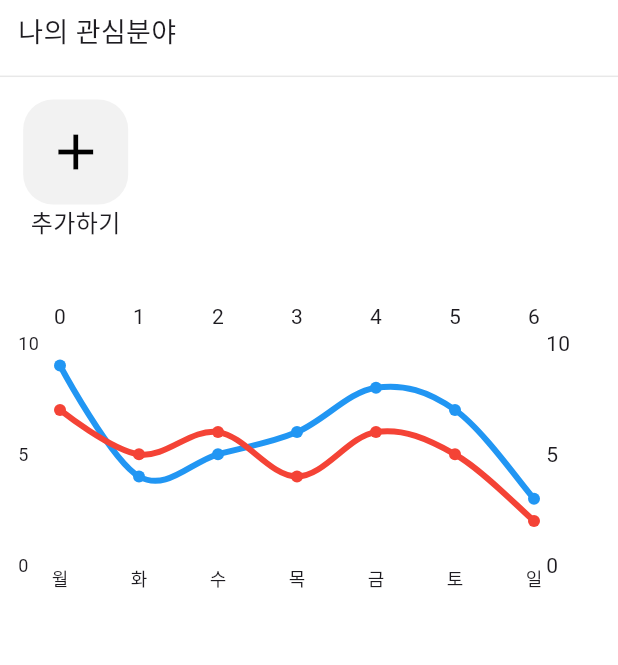
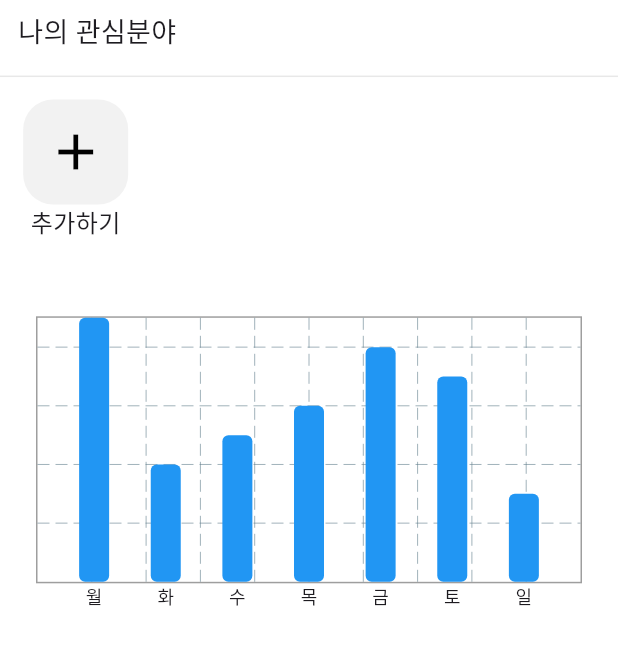
Before and after one commit to tteeyongPing/Frontend, a Flutter app: the HomePage screen opened directly with empty values, after a tap on "추가하기", on a phone screen of 412 x 824 dp, the part 371-1036 px from its top. Run offline on Flutter 3.47's test engine with Material 3 defaults, Android fonts, the phone set to English and light mode, and no system bars; drawn by our look-alikes of fl_chart; our stand-ins replace flutter_local_notifications, flutter_vector_icons, logger, permission_handler, share_plus, shared_preferences and 3 more; missing offline and left inert: kakao_flutter_sdk, scroll_datetime_picker; accounts and stored records are empty; network calls fail; Roboto replaces fonts that are missing (Pretendard).

Commit message:
[fix] HomePage Graph Design

```diff
--- a/newsee/lib/main.dart
+++ b/newsee/lib/main.dart
@@ -86,6 +86,7 @@ class MyApp extends StatelessWidget {
             Color.fromARGB(255, 13, 20, 45)), // Custom MaterialColor
         scaffoldBackgroundColor: Colors.white, // 모든 페이지의 배경색을 하얀색으로 설정
         fontFamily: 'Pretendard', // 전체 폰트 Pretendard로 설정
+        dialogBackgroundColor: Colors.white,
       ),
       home: LoginPage(),
     );
--- a/newsee/lib/presentation/pages/homePage/homePage.dart
+++ b/newsee/lib/presentation/pages/homePage/homePage.dart
@@ -360,49 +360,96 @@ class _HomePageState extends State<HomePage> {
                         const SizedBox(height: 20),
                         // 뉴스 소비량 그래프
                         Padding(
-                          padding: const EdgeInsets.all(12),
+                          padding: const EdgeInsets.all(24),
                           child: SizedBox(
                             height: 200,
-                            child: LineChart(
-                              LineChartData(
-                                lineBarsData: [
+                            child: BarChart(
+                              BarChartData(
+                                barGroups: [
                                   // 이번 주 데이터
-                                  LineChartBarData(
-                                    spots: [
-                                      FlSpot(0, 9),
-                                      FlSpot(1, 4),
-                                      FlSpot(2, 5),
-                                      FlSpot(3, 6),
-                                      FlSpot(4, 8),
-                                      FlSpot(5, 7),
-                                      FlSpot(6, 3),
+                                  BarChartGroupData(
+                                    x: 0,
+                                    barRods: [
+                                      BarChartRodData(
+                                        toY: 9,
+                                        color: Colors.blue,
+                                        width: 20,
+                                        borderRadius: BorderRadius.circular(4),
+                                      ),
                                     ],
-                                    isCurved: true,
-                                    color: Colors.blue,
-                                    barWidth: 4,
-                                    belowBarData: BarAreaData(show: false),
                                   ),
-                                  // 저번 주 데이터
-                                  LineChartBarData(
-                                    spots: [
-                                      FlSpot(0, 7),
-                                      FlSpot(1, 5),
-                                      FlSpot(2, 6),
-                                      FlSpot(3, 4),
-                                      FlSpot(4, 6),
-                                      FlSpot(5, 5),
-                                      FlSpot(6, 2),
+                                  BarChartGroupData(
+                                    x: 1,
+                                    barRods: [
+                                      BarChartRodData(
+                                        toY: 4,
+                                        color: Colors.blue,
+                                        width: 20,
+                                        borderRadius: BorderRadius.circular(4),
+                                      ),
                                     ],
-                                    isCurved: true,
-                                    color: Colors.red,
-                                    barWidth: 4,
-                                    belowBarData: BarAreaData(show: false),
+                                  ),
+                                  BarChartGroupData(
+                                    x: 2,
+                                    barRods: [
+                                      BarChartRodData(
+                                        toY: 5,
+                                        color: Colors.blue,
+                                        width: 20,
+                                        borderRadius: BorderRadius.circular(4),
+                                      ),
+                                    ],
+                                  ),
+                                  BarChartGroupData(
+                                    x: 3,
+                                    barRods: [
+                                      BarChartRodData(
+                                        toY: 6,
+                                        color: Colors.blue,
+                                        width: 20,
+                                        borderRadius: BorderRadius.circular(4),
+                                      ),
+                                    ],
+                                  ),
+                                  BarChartGroupData(
+                                    x: 4,
+                                    barRods: [
+                                      BarChartRodData(
+                                        toY: 8,
+                                        color: Colors.blue,
+                                        width: 20,
+                                        borderRadius: BorderRadius.circular(4),
+                                      ),
+                                    ],
+                                  ),
+                                  BarChartGroupData(
+                                    x: 5,
+                                    barRods: [
+                                      BarChartRodData(
+                                        toY: 7,
+                                        color: Colors.blue,
+                                        width: 20,
+                                        borderRadius: BorderRadius.circular(4),
+                                      ),
+                                    ],
+                                  ),
+                                  BarChartGroupData(
+                                    x: 6,
+                                    barRods: [
+                                      BarChartRodData(
+                                        toY: 3,
+                                        color: Colors.blue,
+                                        width: 20,
+                                        borderRadius: BorderRadius.circular(4),
+                                      ),
+                                    ],
                                   ),
                                 ],
                                 titlesData: FlTitlesData(
                                   bottomTitles: AxisTitles(
                                     sideTitles: SideTitles(
                                       showTitles: true,
+                                      interval: 1,
                                       getTitlesWidget: (value, meta) {
                                         const days = [
                                           '월',
@@ -413,34 +460,46 @@ class _HomePageState extends State<HomePage> {
                                           '토',
                                           '일'
                                         ];
-                                        return Text(
-                                          days[value.toInt()],
-                                          style: TextStyle(
-                                            fontSize: 12,
-                                          ),
-                                        );
+                                        if (value.toInt() >= 0 &&
+                                            value.toInt() < days.length) {
+                                          return Text(
+                                            days[value.toInt()],
+                                            style:
+                                                const TextStyle(fontSize: 12),
+                                          );
+                                        }
+                                        return const SizedBox.shrink();
                                       },
                                     ),
                                   ),
+                                  topTitles: AxisTitles(
+                                      sideTitles:
+                                          SideTitles(showTitles: false)),
                                   leftTitles: AxisTitles(
-                                    sideTitles: SideTitles(
-                                      showTitles: true,
-                                      reservedSize: 28,
-                                      getTitlesWidget: (value, meta) {
-                                        return Text(
-                                          value.toInt().toString(),
-                                          style: TextStyle(fontSize: 12),
-                                        );
-                                      },
-                                    ),
+                                      sideTitles:
+                                          SideTitles(showTitles: false)),
+                                  rightTitles: AxisTitles(
+                                      sideTitles:
+                                          SideTitles(showTitles: false)),
+                                ),
+                                borderData: FlBorderData(
+                                  show: true,
+                                  border:
+                                      Border.all(color: Colors.grey, width: 1),
+                                ),
+                                gridData: FlGridData(show: true),
+                                barTouchData: BarTouchData(
+                                  touchTooltipData: BarTouchTooltipData(
+                                    // tooltipBgColor: Colors.blueAccent,
+                                    getTooltipItem:
+                                        (group, groupIndex, rod, rodIndex) {
+                                      return BarTooltipItem(
+                                        rod.toY.toString(),
+                                        const TextStyle(color: Colors.white),
+                                      );
+                                    },
                                   ),
                                 ),
-                                gridData: FlGridData(show: false),
-                                borderData: FlBorderData(show: false),
-                                minX: 0,
-                                maxX: 6,
-                                minY: 0,
-                                maxY: 10,
                               ),
                             ),
                           ),
```
